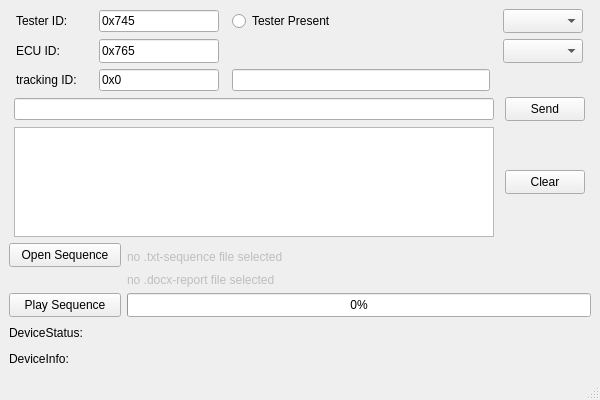
First picture: the form in mainwindow.ui, repository Sv1ftRUS/QT_CAN_Systec, before the edit.
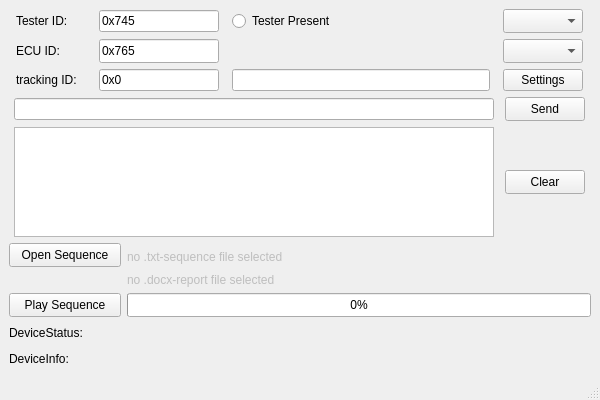
Second picture: the form after the edit. Icons and pictures are not drawn.

```diff
--- a/mainwindow.ui
+++ b/mainwindow.ui
@@ -241,6 +241,13 @@
         </property>
        </widget>
       </item>
+      <item row="2" column="3">
+       <widget class="QPushButton" name="pushButton_Settings">
+        <property name="text">
+         <string>Settings</string>
+        </property>
+       </widget>
+      </item>
      </layout>
     </item>
     <item row="9" column="0">
```
Left out of the diff: 4 changed lines with no effect on the pictures.
